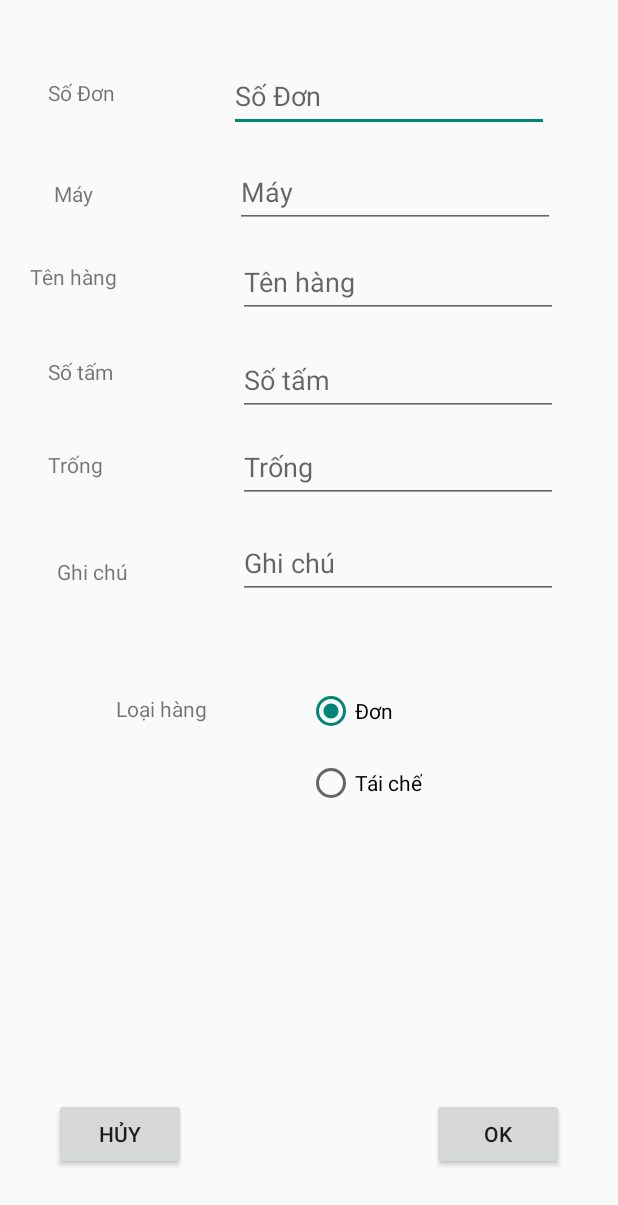
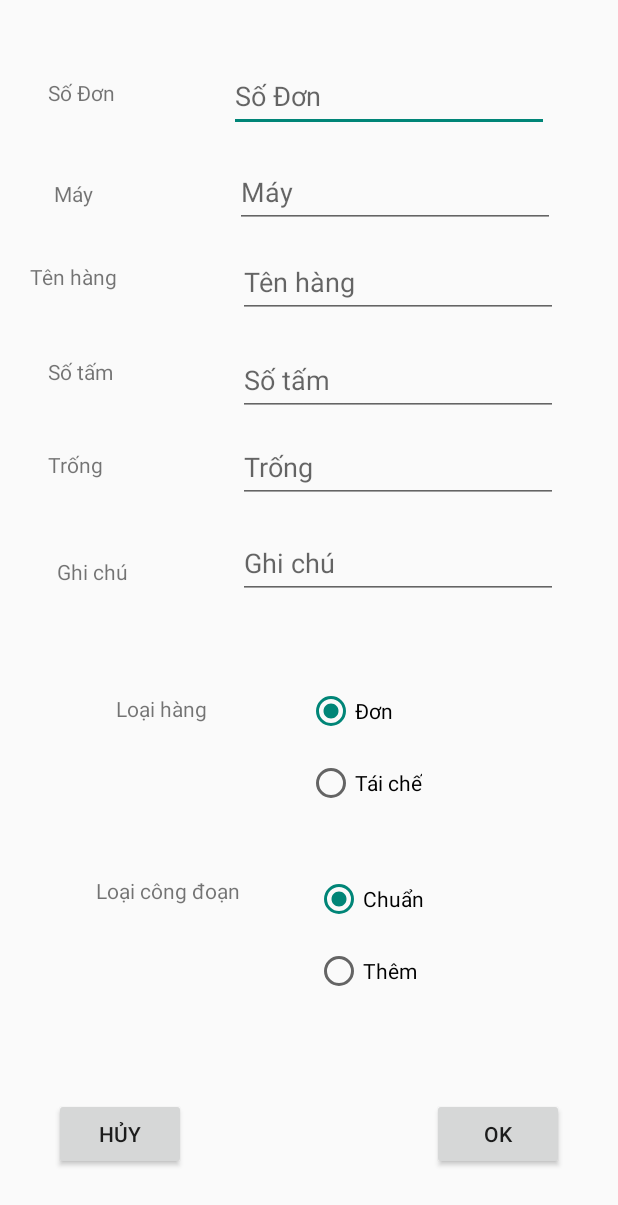
Before and after one commit to thanhvodev/qrtosheet, an Android app: the InputInfomation screen opened directly, with no data from a screen before it, on a phone screen of 412 x 824 dp. Shown: the top 1205 px of the screen. Run offline under Robolectric (Android 15) with nearby library versions, the phone set to English and light mode, and no system bars; 6 statements that could not run were skipped.

Commit message:
add one more field

```diff
--- a/app/src/main/java/com/google/samples/quickstart/signin/InputInfomation.java
+++ b/app/src/main/java/com/google/samples/quickstart/signin/InputInfomation.java
@@ -63,6 +63,7 @@ public class InputInfomation extends AppCompatActivity{
         binding.sodonValue.setText(soDon);
         binding.mayValue.setText(may);
         binding.don.setChecked(true);
+        binding.chuan.setChecked(true);
         //For doing request once per day
         sp = getSharedPreferences("localStorage", Context.MODE_PRIVATE);
         Calendar calendar = Calendar.getInstance();
@@ -70,9 +71,7 @@ public class InputInfomation extends AppCompatActivity{
         lastDay = sp.getInt("day", Context.MODE_PRIVATE);
 
         //handle button
-        binding.ok.setOnClickListener(view -> {
-            handleOK();
-        });
+        binding.ok.setOnClickListener(view -> handleOK());
 
         binding.huy.setOnClickListener(view -> {
             finish();
@@ -147,9 +146,9 @@ public class InputInfomation extends AppCompatActivity{
         OkHttpClient client = new OkHttpClient().newBuilder()
                 .build();
         MediaType mediaType = MediaType.parse("text/plain");
-        RequestBody body = RequestBody.create(mediaType, "{\r\n  \"values\": [\r\n    [\r\n      \"Thời gian quét\",\r\n      \"Người quét\",\r\n      \"Số Đơn\",\r\n      \"Máy\",\r\n      \"Tên hàng\",\r\n      \"Số tấm\",\r\n      \"Trống\",\r\n      \"Ghi chú\",\r\n      \"Loại hàng\"\r\n    ],\r\n  ]\r\n}");
+        RequestBody body = RequestBody.create(mediaType, "{\r\n  \"values\": [\r\n    [\r\n      \"Thời gian quét\",\r\n      \"Người quét\",\r\n      \"Số Đơn\",\r\n      \"Máy\",\r\n      \"Tên hàng\",\r\n      \"Số tấm\",\r\n      \"Trống\",\r\n      \"Ghi chú\",\r\n      \"Loại hàng\",\r\n      \"Loại công đoạn\"\n    ],\r\n  ]\r\n}");
         Request request = new Request.Builder()
-                .url("https://sheets.googleapis.com/v4/spreadsheets/" + spreadSheetID + "/values/" + getDate() + "!A1%3AI1?includeValuesInResponse=true&responseDateTimeRenderOption=FORMATTED_STRING&responseValueRenderOption=FORMATTED_VALUE&valueInputOption=USER_ENTERED&key=" + API_KEY)
+                .url("https://sheets.googleapis.com/v4/spreadsheets/" + spreadSheetID + "/values/" + getDate() + "!A1%3AJ1?includeValuesInResponse=true&responseDateTimeRenderOption=FORMATTED_STRING&responseValueRenderOption=FORMATTED_VALUE&valueInputOption=USER_ENTERED&key=" + API_KEY)
                 .method("PUT", body)
                 .addHeader("Authorization", "Bearer " + accessToken)
                 .addHeader("Content-Type", "text/plain")
@@ -161,11 +160,11 @@ public class InputInfomation extends AppCompatActivity{
     private void appendData() throws IOException {
 
         String loaiHang = binding.don.isChecked()? "Đơn" : "Tái chế";
-
+        String loaiCongDoan = binding.chuan.isChecked()? "Chuẩn" : "Thêm";
         OkHttpClient client = new OkHttpClient().newBuilder()
                 .build();
         MediaType mediaType = MediaType.parse("text/plain");
-        RequestBody body = RequestBody.create(mediaType, "{\r\n  \"values\": [\r\n    [\r\n      \""+ getTime() +"\",\r\n      \""+ username +"\",\r\n      \" "+ soDon + "\",\r\n      \"" + may + "\",\r\n      \"" + binding.tenhangValue.getText().toString() + "\",\r\n      \""+ binding.sotamValue.getText().toString() +"\",\r\n      \""+ binding.trongValue.getText().toString() +"\",\r\n      \""+ binding.ghichuValue.getText().toString() +"\",\r\n      \""+ loaiHang +"\"\r\n    ]\r\n  ]\r\n}");
+        RequestBody body = RequestBody.create(mediaType, "{\r\n  \"values\": [\r\n    [\r\n      \""+ getTime() +"\",\r\n      \""+ username +"\",\r\n      \" "+ soDon + "\",\r\n      \"" + may + "\",\r\n      \"" + binding.tenhangValue.getText().toString() + "\",\r\n      \""+ binding.sotamValue.getText().toString() +"\",\r\n      \""+ binding.trongValue.getText().toString() +"\",\r\n      \""+ binding.ghichuValue.getText().toString() +"\",\r\n      \""+ loaiHang +"\",\r\n      \""+ loaiCongDoan +"\"\r\n    ]\r\n  ]\r\n}");
         Request request = new Request.Builder()
                 .url("https://sheets.googleapis.com/v4/spreadsheets/"+ spreadSheetID +"/values/" + getDate() + ":append?includeValuesInResponse=true&insertDataOption=INSERT_ROWS&responseDateTimeRenderOption=FORMATTED_STRING&responseValueRenderOption=FORMATTED_VALUE&valueInputOption=USER_ENTERED&key="+API_KEY)
                 .method("POST", body)
--- a/app/src/main/res/layout/activity_input_infomation.xml
+++ b/app/src/main/res/layout/activity_input_infomation.xml
@@ -220,4 +220,39 @@
         app:layout_constraintTop_toBottomOf="@+id/tenhang_value"
         tools:ignore="DuplicateSpeakableTextCheck" />
 
+    <RadioGroup
+        android:layout_width="wrap_content"
+        android:layout_height="wrap_content"
+        app:layout_constraintBottom_toBottomOf="parent"
+        app:layout_constraintEnd_toEndOf="parent"
+        app:layout_constraintHorizontal_bias="0.28"
+        app:layout_constraintStart_toEndOf="@+id/loaicongdoan"
+        app:layout_constraintTop_toBottomOf="@+id/radioGroup"
+        app:layout_constraintVertical_bias="0.16000003">
+
+        <RadioButton
+            android:id="@+id/chuan"
+            android:layout_width="match_parent"
+            android:layout_height="wrap_content"
+            android:minHeight="48dp"
+            android:text="@string/chu_n" />
+
+        <RadioButton
+            android:id="@+id/them"
+            android:layout_width="match_parent"
+            android:layout_height="wrap_content"
+            android:minHeight="48dp"
+            android:text="@string/th_m" />
+    </RadioGroup>
+
+    <TextView
+        android:id="@+id/loaicongdoan"
+        android:layout_width="wrap_content"
+        android:layout_height="wrap_content"
+        android:layout_marginStart="64dp"
+        android:layout_marginTop="56dp"
+        android:text="@string/loaicongdoan"
+        app:layout_constraintStart_toStartOf="parent"
+        app:layout_constraintTop_toBottomOf="@+id/loaihang" />
+
 </androidx.constraintlayout.widget.ConstraintLayout>
--- a/app/src/main/res/values/strings.xml
+++ b/app/src/main/res/values/strings.xml
@@ -86,5 +86,8 @@
     <string name="change_spreadsheetid">Change SpreadsheetId</string>
     <string name="nhapmatkhau">Nhập mật khẩu</string>
     <string name="kiemtra">Kiểm tra</string>
+    <string name="loaicongdoan">Loại công đoạn</string>
+    <string name="chu_n">Chuẩn</string>
+    <string name="th_m">Thêm</string>
 
 </resources>
```
